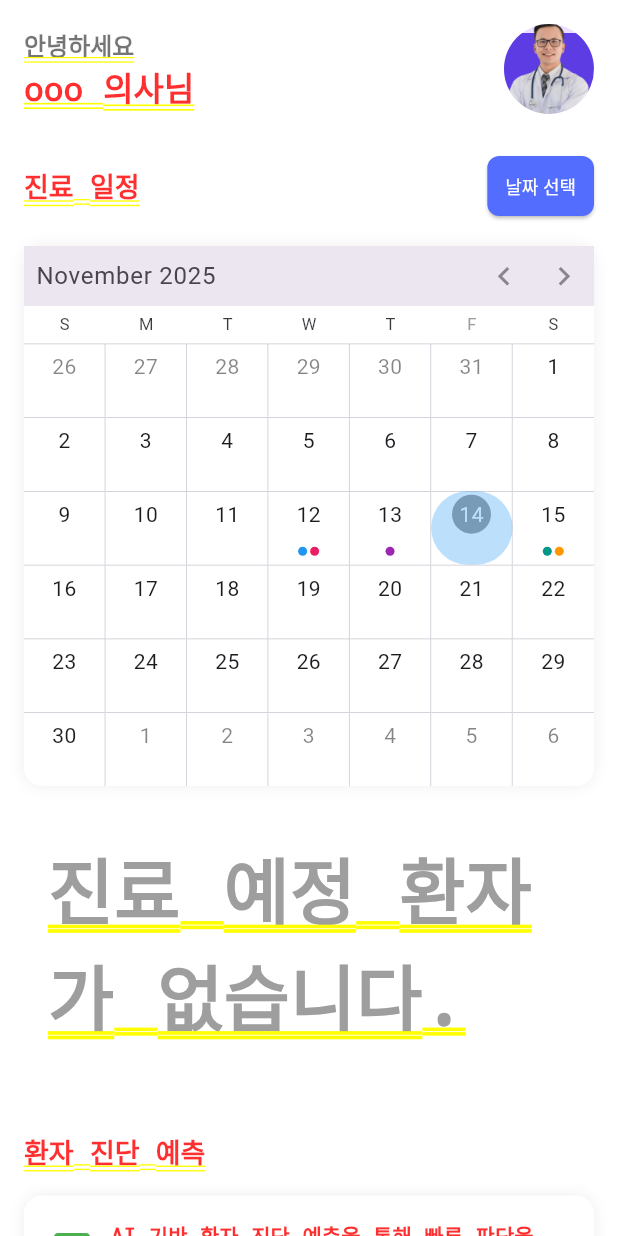
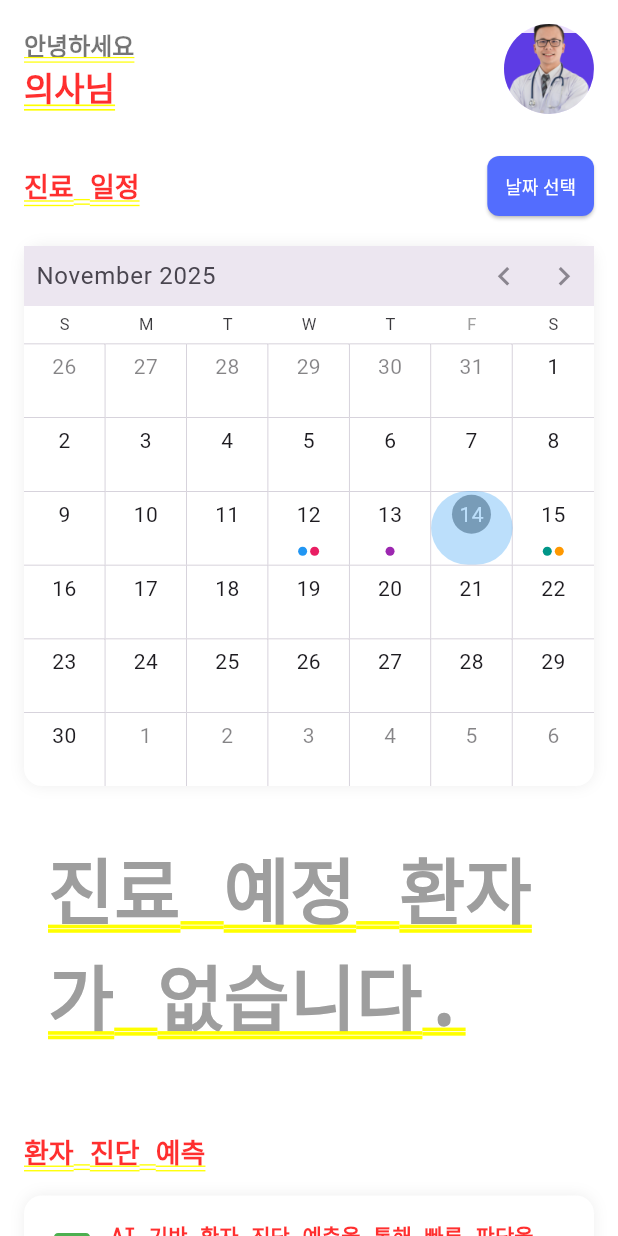
Before and after one commit to SmileBBDev/mesothelium_flutter_project, a Flutter app: the DoctorMainPage screen opened by its route, on a phone screen of 412 x 824 dp. Run offline on Flutter 3.47's test engine with Material 3 defaults, Android fonts, the phone set to English and light mode, and no system bars; drawn by our look-alikes of syncfusion_flutter_calendar; our stand-ins replace dio, flutter_secure_storage, flutter_svg, form_field_validator; missing offline and left inert: jwt_decode, syncfusion_flutter_maps; accounts and stored records are empty; project files that could hold a hidden picture were left out.

Commit message:
의사 메인화면 파라미터 추가

```diff
--- a/lib/features/auth/sign_in_screen.dart
+++ b/lib/features/auth/sign_in_screen.dart
@@ -117,7 +117,7 @@ class _SignInScreenState extends State<SignInScreen>{
                               Navigator.pushReplacement(
                                 context,
                                 MaterialPageRoute(
-                                  builder: (_) => HomePage(role: context.read<AuthProvider>().user!.role),
+                                  builder: (_) => HomePage(role: context.read<AuthProvider>().user!.role, username : context.read<AuthProvider>().user!.username),
                                 ),
                               );
                             } catch (e) {
--- a/lib/features/doctor/doctor_main_page.dart
+++ b/lib/features/doctor/doctor_main_page.dart
@@ -10,6 +10,8 @@ import 'patient_card.dart';
 
 class DoctorMainPage extends StatefulWidget{
   static String url = '/doctorMain';
+  final String? username;
+  const DoctorMainPage({super.key, this.username});
 
   @override
   _DoctorMainPageState createState() => _DoctorMainPageState();
@@ -31,12 +33,12 @@ class _DoctorMainPageState extends State<DoctorMainPage> {
     return SingleChildScrollView(
       child:Column(
         crossAxisAlignment: CrossAxisAlignment.start,
-        children: const [
-          DoctorHeaderSection(),
-          MyScheduleCard(),
-          SizedBox(height: defaultPadding * 2),
-          AiPredictSummary(),
-          SizedBox(height: defaultPadding * 2),
+        children: [
+          DoctorHeaderSection(username : widget.username),
+          const MyScheduleCard(),
+          const SizedBox(height: defaultPadding * 2),
+          const AiPredictSummary(),
+          const SizedBox(height: defaultPadding * 2),
           //AiPredictSection(),
         ],
       ),
--- a/lib/features/doctor/header_section.dart
+++ b/lib/features/doctor/header_section.dart
@@ -1,6 +1,7 @@
 import 'package:flutter/material.dart';
 class DoctorHeaderSection extends StatelessWidget {
-  const DoctorHeaderSection({super.key});
+  final String? username;
+  const DoctorHeaderSection({super.key, this.username});
 
   @override
   Widget build(BuildContext context) {
@@ -13,9 +14,14 @@ class DoctorHeaderSection extends StatelessWidget {
           // 왼쪽 텍스트
           Column(
             crossAxisAlignment: CrossAxisAlignment.start,
-            children: const [
+            children: [
               const Text("안녕하세요", style: TextStyle(fontSize: 16, color: Colors.black54)),
-              const Text("ooo 의사님", style: TextStyle(fontSize: 22, fontWeight: FontWeight.bold)),
+              Text(
+                  (username == null || username!.trim().isEmpty)
+                      ? "의사님"
+                      : "${username!} 의사님",
+                  style: TextStyle(fontSize: 22, fontWeight: FontWeight.bold)
+              ),
             ],
           ),
 
--- a/lib/features/home/HomePage.dart
+++ b/lib/features/home/HomePage.dart
@@ -13,9 +13,10 @@ import '../patient/page/PredictionResult.dart';
 
 class HomePage extends StatefulWidget {
   static String url = '/homePage';
+  final String username;
   final String role;
 
-  const HomePage({super.key, required this.role});
+  const HomePage({super.key, required this.role, required this.username});
 
   @override
   _HomePageState createState() => _HomePageState();
@@ -42,7 +43,7 @@ class _HomePageState extends State<HomePage> {
         _menuList = patientMenu;
         break;
       case 'doctor':
-        _pages = [DoctorMainPage(), MyInfoPage()];
+        _pages = [DoctorMainPage(username:widget.username), MyInfoPage()];
         _menuList = doctorMenu;
         break;
       case 'admin':
@@ -50,7 +51,7 @@ class _HomePageState extends State<HomePage> {
         _menuList = adminMenu;
         break;
       default:
-        _pages = [PatientMainPage(), DoctorMainPage(), AdminMainPage(), MyInfoPage()];
+        _pages = [PatientMainPage(), DoctorMainPage(username:widget.username), AdminMainPage(), MyInfoPage()];
         _menuList = menu_categories;
 
     }
```
